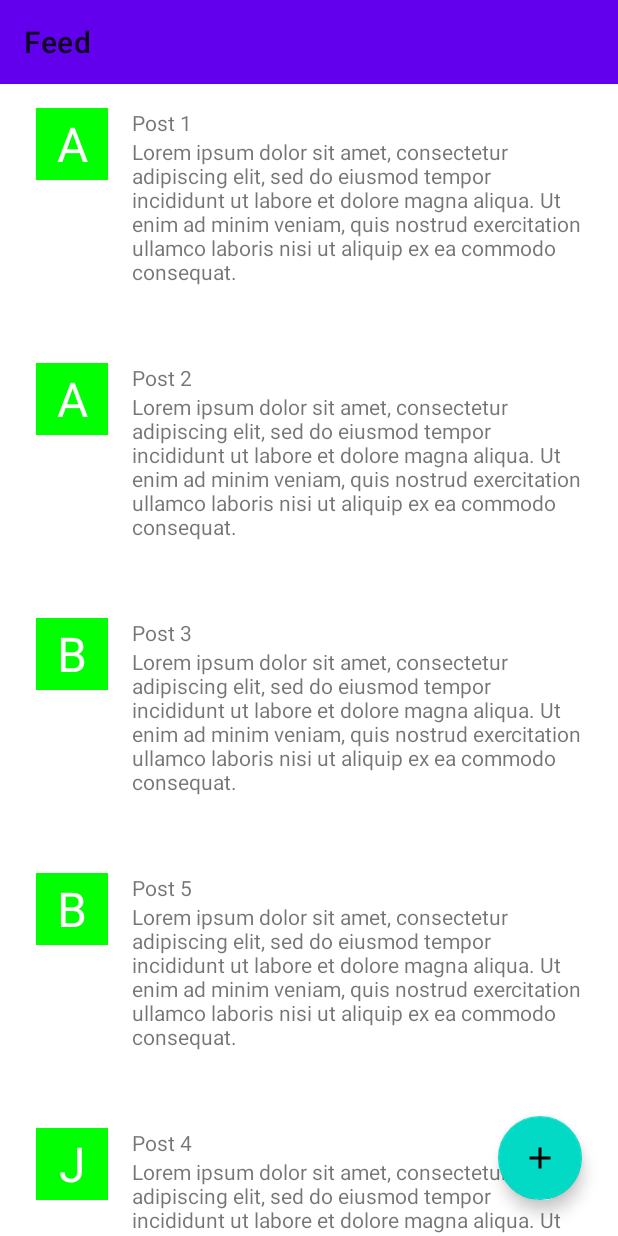
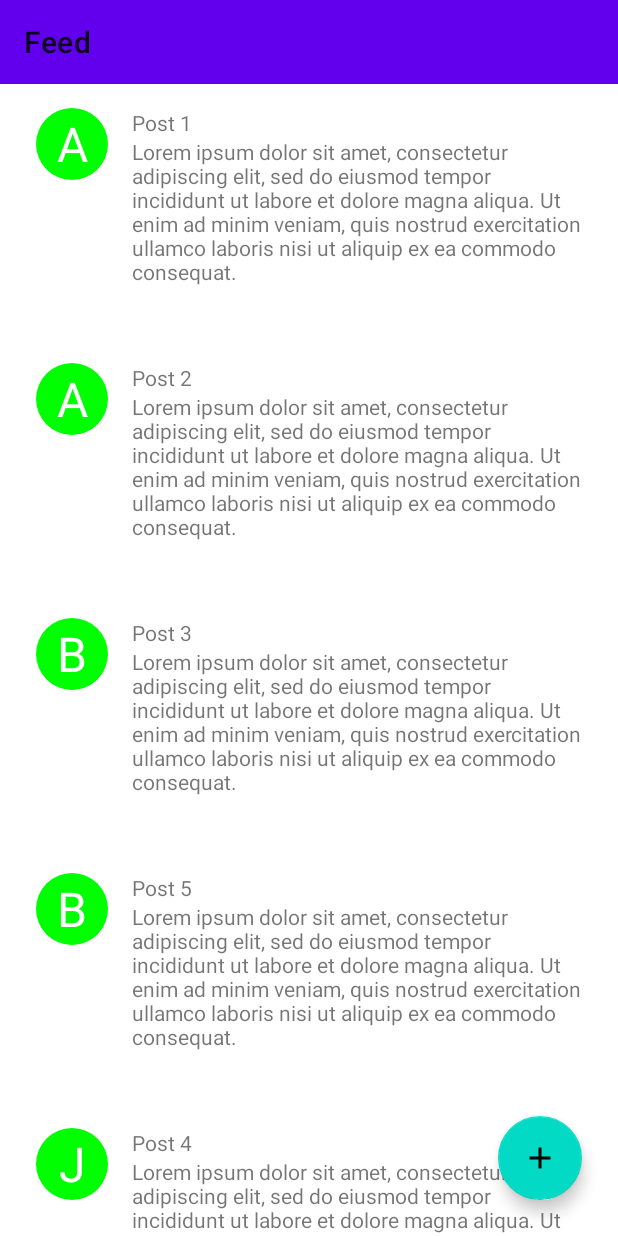
Before and after one commit to krugloid/twitter-proto, an Android app: the screen it shows after launch (MainActivity), on a phone screen of 412 x 824 dp. Run offline under Robolectric (Android 15) with nearby library versions, the phone set to English and light mode, and no system bars; our stand-ins replace Room's generated code, navigation-ui.

Commit message:
fix profile image shape

```diff
--- a/app/src/main/java/com/example/proto/ui/adapters/PostAdapter.kt
+++ b/app/src/main/java/com/example/proto/ui/adapters/PostAdapter.kt
@@ -1,7 +1,9 @@
 package com.example.proto.ui.adapters
 
+import android.content.res.ColorStateList
 import android.view.LayoutInflater
 import android.view.ViewGroup
+import androidx.core.view.ViewCompat
 import androidx.recyclerview.widget.DiffUtil
 import androidx.recyclerview.widget.ListAdapter
 import androidx.recyclerview.widget.RecyclerView
@@ -28,7 +30,8 @@ class PostAdapter(
                 titleTextView.text = item.title
                 bodyTextView.text = item.body
                 profileTextView.text = item.profileBadge
-                profileView.setBackgroundColor(item.color)
+                // TODO: take care of the button states
+                ViewCompat.setBackgroundTintList(profileView, ColorStateList.valueOf(item.color))
                 profileView.setOnClickListener {
                     onProfileClickListener.invoke(item.userId)
                 }
--- a/app/src/main/java/com/example/proto/utils/UserActivityEvaluator.kt
+++ b/app/src/main/java/com/example/proto/utils/UserActivityEvaluator.kt
@@ -6,7 +6,7 @@ interface UserActivityEvaluator {
     fun numberOfPostsToRange(value: Int): ActivityRange
 }
 
-class DefaultUserActivityEvaluator() : UserActivityEvaluator {
+class DefaultUserActivityEvaluator : UserActivityEvaluator {
     override fun numberOfPostsToRange(value: Int): ActivityRange =
         when (value) {
             in ActivityRange.HIGHEST.min..ActivityRange.HIGHEST.max -> ActivityRange.HIGHEST
```
